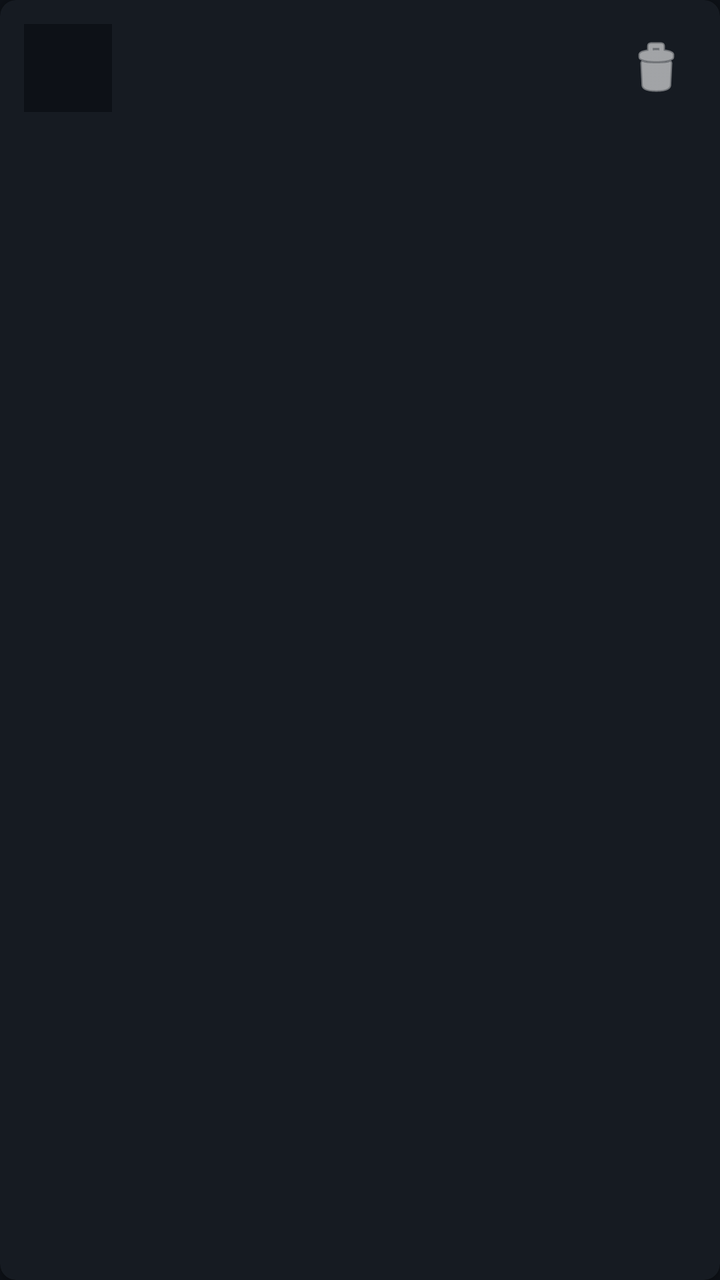
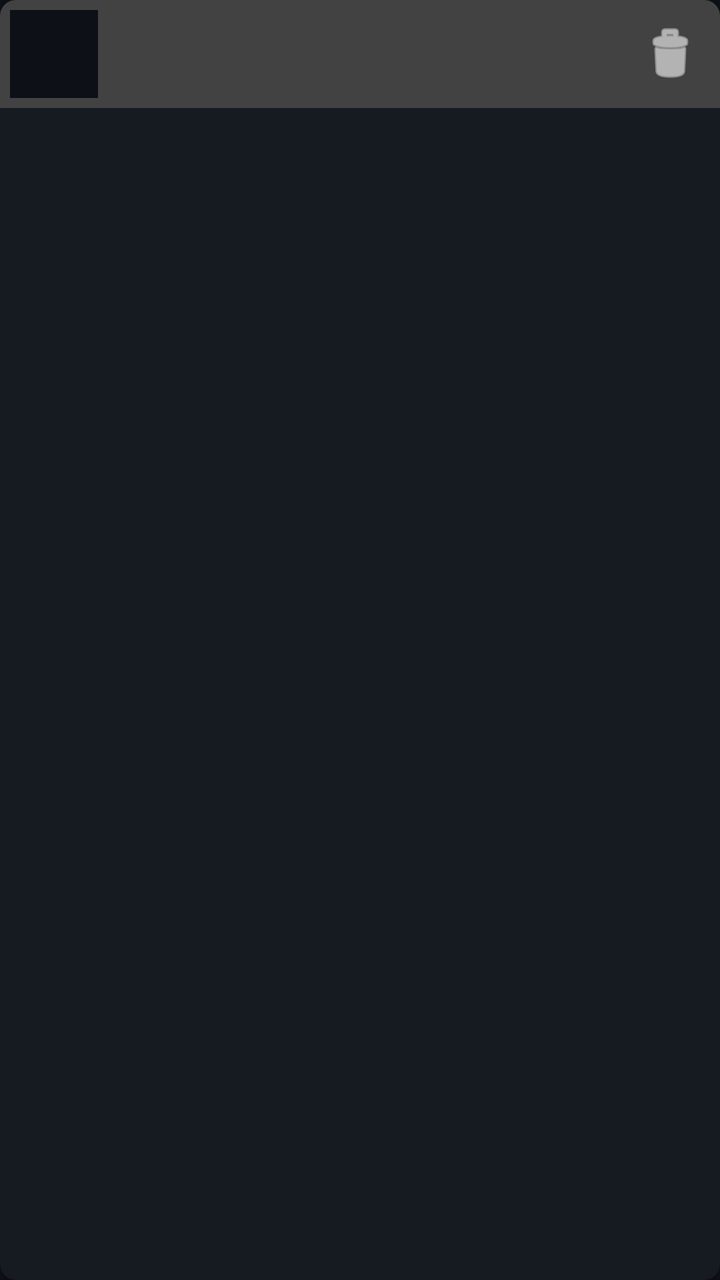

Two renders of the same Android screen: before a commit and after it. Below are the layout's source before the change and the commit's diff.
<!-- AndroidManifest.xml: application theme Theme.VideoControl -->
<!-- res/layout/item_queue.xml -->
<?xml version="1.0" encoding="utf-8"?>
<androidx.cardview.widget.CardView
    xmlns:android="http://schemas.android.com/apk/res/android"
    xmlns:app="http://schemas.android.com/apk/res-auto"
    android:id="@+id/queueCard"
    android:layout_width="match_parent"
    android:layout_height="wrap_content"
    android:layout_marginHorizontal="10dp"
    android:layout_marginVertical="5dp"
    app:cardBackgroundColor="@color/card_dark"
    app:cardCornerRadius="8dp">

<LinearLayout
    android:layout_width="match_parent"
    android:layout_height="wrap_content"
    android:orientation="horizontal"
    android:padding="12dp"
    android:gravity="center_vertical">

    
    <TextView
        android:id="@+id/positionText"
        android:layout_width="44dp"
        android:layout_height="44dp"
        android:textSize="16sp"
        android:textStyle="bold"
        android:gravity="center"
        android:background="@color/bg_dark" />

    <LinearLayout
        android:layout_width="0dp"
        android:layout_height="wrap_content"
        android:layout_weight="1"
        android:orientation="vertical"
        android:layout_marginStart="10dp">

        <TextView
            android:id="@+id/titleText"
            android:layout_width="match_parent"
            android:layout_height="wrap_content"
            android:textColor="@android:color/white"
            android:textSize="14sp"
            android:textStyle="bold"
            android:maxLines="2"
            android:ellipsize="end" />

        <LinearLayout
            android:layout_width="match_parent"
            android:layout_height="wrap_content"
            android:orientation="horizontal"
            android:layout_marginTop="3dp"
            android:gravity="center_vertical">

            <TextView
                android:id="@+id/categoryText"
                android:layout_width="0dp"
                android:layout_height="wrap_content"
                android:layout_weight="1"
                android:textColor="#888888"
                android:textSize="12sp" />

            
            <TextView
                android:id="@+id/nowPlayingBadge"
                android:layout_width="wrap_content"
                android:layout_height="wrap_content"
                android:text="▶ Reproduciendo"
                android:textColor="#1DB954"
                android:textSize="11sp"
                android:textStyle="bold"
                android:visibility="gone" />

        </LinearLayout>
    </LinearLayout>

    <ImageButton
        android:id="@+id/removeButton"
        android:layout_width="40dp"
        android:layout_height="40dp"
        android:src="@android:drawable/ic_menu_delete"
        android:background="?attr/selectableItemBackgroundBorderless"
        android:tint="@color/white"
        android:contentDescription="Eliminar" />

</LinearLayout>
    </androidx.cardview.widget.CardView>
<!-- resources referenced by this layout -->
<resources>
  <color name="bg_dark">#0D1117</color>
  <color name="card_dark">#161B22</color>
  <color name="white">#FFFFFF</color>
  <style name="Theme.VideoControl" parent="Theme.MaterialComponents.DayNight.NoActionBar">
          <item name="colorPrimary">@color/accent_blue</item>
          <item name="colorPrimaryVariant">@color/accent_blue</item>
          <item name="colorOnPrimary">@color/white</item>
          <item name="android:windowBackground">@color/bg_dark</item>
          <item name="android:statusBarColor">@color/bg_dark</item>
      </style>
  <color name="accent_blue">#0099FF</color>
</resources>

<!-- the commit's change to res/layout/item_queue.xml (unified diff, before → after) -->
@@ -14,8 +14,9 @@
     android:layout_width="match_parent"
     android:layout_height="wrap_content"
     android:orientation="horizontal"
-    android:padding="12dp"
-    android:gravity="center_vertical">
+    android:padding="5dp"
+    android:gravity="center_vertical"
+    android:background="@color/cardview_dark_background" >
 
     
     <TextView
